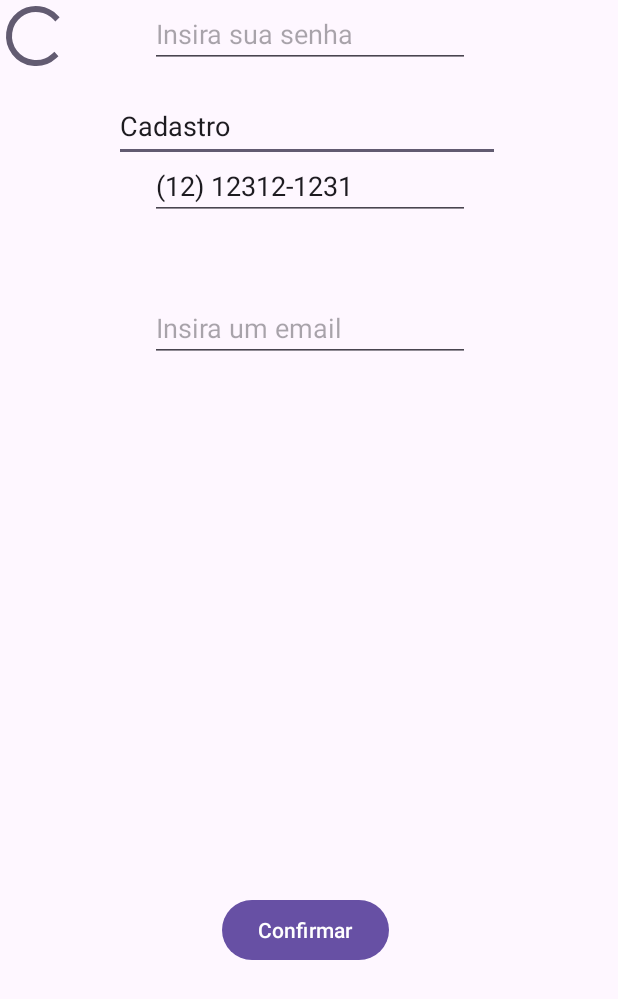
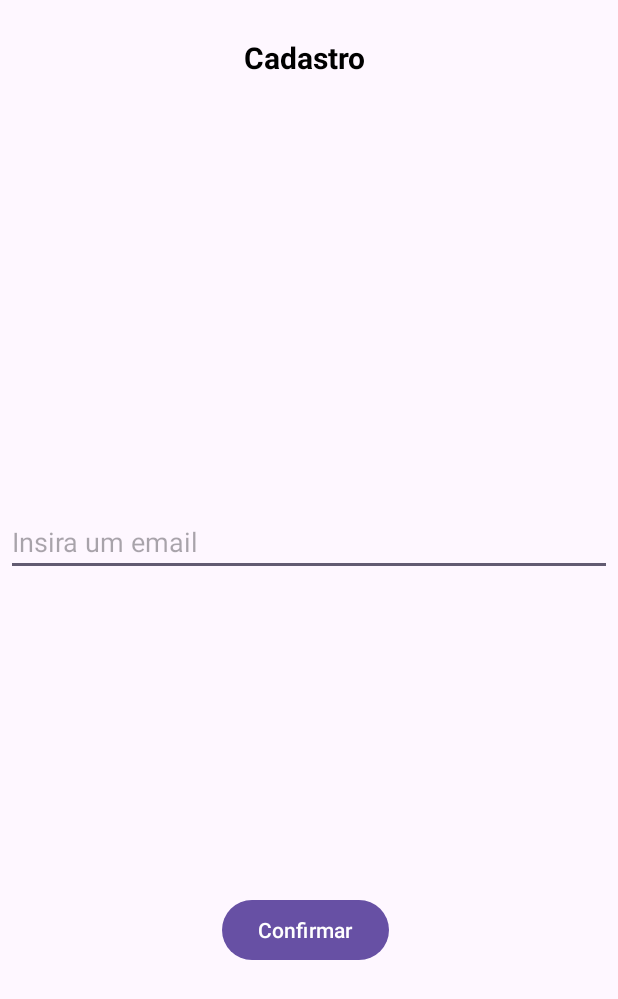
Before and after one commit to JoaoPMA23/TCC-Project, an Android app: the layout activity_register.xml on its own in the app's theme, with its tools: preview values and no code run, on a phone screen of 412 x 824 dp. Shown: the top 999 px of the screen. Run offline under Robolectric (Android 15) with nearby library versions, the phone set to English and light mode, and no system bars.

Commit message:
Correção da primeira parte do TCC 8 video completo - JP - LN

```diff
--- a/app/src/main/res/layout/activity_main.xml
+++ b/app/src/main/res/layout/activity_main.xml
@@ -26,10 +26,12 @@
         android:layout_width="188dp"
         android:layout_height="wrap_content"
         android:layout_alignParentStart="true"
+        android:layout_alignParentTop="true"
         android:layout_alignParentBottom="true"
         android:layout_centerHorizontal="true"
-        android:layout_marginStart="109dp"
-        android:layout_marginBottom="95dp"
+        android:layout_marginStart="106dp"
+        android:layout_marginTop="609dp"
+        android:layout_marginBottom="74dp"
         android:onClick="goToLogin"
         android:text="Acesse sua conta" />
 
--- a/app/src/main/res/layout/activity_register.xml
+++ b/app/src/main/res/layout/activity_register.xml
@@ -19,61 +19,47 @@
         app:layout_constraintStart_toStartOf="parent" />
 
     <EditText
-        android:id="@+id/txtCadastro"
-        android:layout_width="257dp"
-        android:layout_height="48dp"
-        android:layout_marginStart="76dp"
-        android:layout_marginTop="60dp"
-        android:clickable="false"
-        android:ems="10"
-        android:inputType="text"
-        android:text="Cadastro"
-        app:layout_constraintStart_toStartOf="parent"
-        app:layout_constraintTop_toTopOf="parent" />
-
-    <EditText
         android:id="@+id/txtEmailCadastro"
-        android:layout_width="wrap_content"
-        android:layout_height="wrap_content"
-        android:layout_marginStart="100dp"
-        android:layout_marginTop="196dp"
+        android:layout_width="0dp"
+        android:layout_height="40dp"
+        android:layout_marginStart="4dp"
+        android:layout_marginTop="344dp"
+        android:layout_marginEnd="4dp"
         android:ems="10"
         android:hint="Insira um email"
         android:inputType="textEmailAddress"
+        app:layout_constraintEnd_toEndOf="parent"
+        app:layout_constraintHorizontal_bias="0.0"
         app:layout_constraintStart_toStartOf="parent"
         app:layout_constraintTop_toTopOf="parent" />
-
-    <EditText
-        android:id="@+id/txtSenhaCadastro"
-        android:layout_width="wrap_content"
-        android:layout_height="wrap_content"
-        android:layout_marginStart="100dp"
-        android:ems="10"
-        android:hint="Insira sua senha"
-        android:inputType="textPassword"
-        app:layout_constraintStart_toStartOf="parent"
-        tools:ignore="MissingConstraints"
-        tools:layout_editor_absoluteY="288dp" />
-
-    <EditText
-        android:id="@+id/txtTelefoneCadastro"
-        android:layout_width="wrap_content"
-        android:layout_height="wrap_content"
-        android:layout_marginStart="100dp"
-        android:layout_marginTop="56dp"
-        android:ems="10"
-        android:inputType="phone"
-        android:text="(12) 12312-1231"
-        app:layout_constraintStart_toStartOf="parent"
-        app:layout_constraintTop_toBottomOf="@+id/txtSenhaCadastro" />
 
     <ProgressBar
         android:id="@+id/progressBar"
         android:layout_width="wrap_content"
         android:layout_height="wrap_content"
         android:layout_centerInParent="true"
-        android:visibility="visible"
-        tools:ignore="MissingConstraints"
-        tools:layout_editor_absoluteX="7dp"
-        tools:layout_editor_absoluteY="6dp" />
+        android:layout_marginTop="50dp"
+        android:layout_marginBottom="21dp"
+        android:visibility="invisible"
+        app:layout_constraintBottom_toTopOf="@+id/btnConfirmar"
+        app:layout_constraintEnd_toEndOf="parent"
+        app:layout_constraintHorizontal_bias="0.498"
+        app:layout_constraintStart_toStartOf="parent"
+        app:layout_constraintTop_toBottomOf="@+id/txtEmailCadastro"
+        tools:ignore="MissingConstraints" />
+
+    <TextView
+        android:id="@+id/meu_label"
+        android:layout_width="87dp"
+        android:layout_height="43dp"
+        android:layout_marginStart="77dp"
+        android:layout_marginEnd="77dp"
+        android:layout_marginBottom="276dp"
+        android:text="Cadastro"
+        android:textColor="@android:color/black"
+        android:textSize="20sp"
+        android:textStyle="bold"
+        app:layout_constraintBottom_toTopOf="@+id/txtEmailCadastro"
+        app:layout_constraintEnd_toEndOf="parent"
+        app:layout_constraintStart_toStartOf="parent" />
 </androidx.constraintlayout.widget.ConstraintLayout>
```
Also changed, not shown: app/src/main/java/com/example/teste/LoginActivity.kt (+4 -6 lines), app/src/main/java/com/example/teste/PasswordActivity.kt (+24 -11 lines), app/src/main/java/com/example/teste/RegisterActivity.kt (+37 -18 lines).
